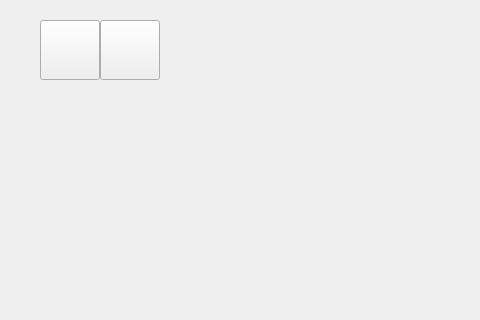
Above: files/ui.ui from kartash-me/yandex-maps before the change; both pictures show x 0 to 480 and y 0 to 320 of the 800 by 450 pixel window. Below: the same form after it.
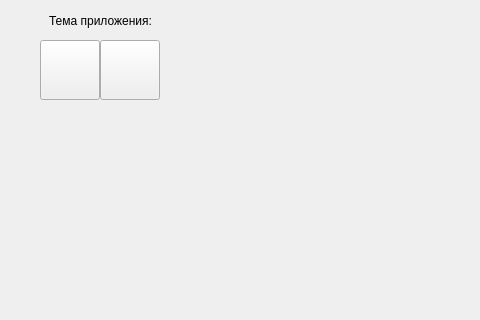
That is the form after the change.

The edit to the form file:
```diff
--- a/files/ui.ui
+++ b/files/ui.ui
@@ -34,7 +34,7 @@
     <property name="geometry">
      <rect>
       <x>40</x>
-      <y>20</y>
+      <y>40</y>
       <width>60</width>
       <height>60</height>
      </rect>
@@ -47,7 +47,7 @@
     <property name="geometry">
      <rect>
       <x>100</x>
-      <y>20</y>
+      <y>40</y>
       <width>60</width>
       <height>60</height>
      </rect>
@@ -56,6 +56,27 @@
      <string/>
     </property>
    </widget>
+   <widget class="QLabel" name="theme_label">
+    <property name="geometry">
+     <rect>
+      <x>30</x>
+      <y>10</y>
+      <width>141</width>
+      <height>21</height>
+     </rect>
+    </property>
+    <property name="font">
+     <font>
+      <pointsize>9</pointsize>
+     </font>
+    </property>
+    <property name="text">
+     <string>Тема приложения:</string>
+    </property>
+    <property name="alignment">
+     <set>Qt::AlignCenter</set>
+    </property>
+   </widget>
   </widget>
  </widget>
  <resources/>
```
Left out of the diff: 2 changed lines with no effect on the pictures.
